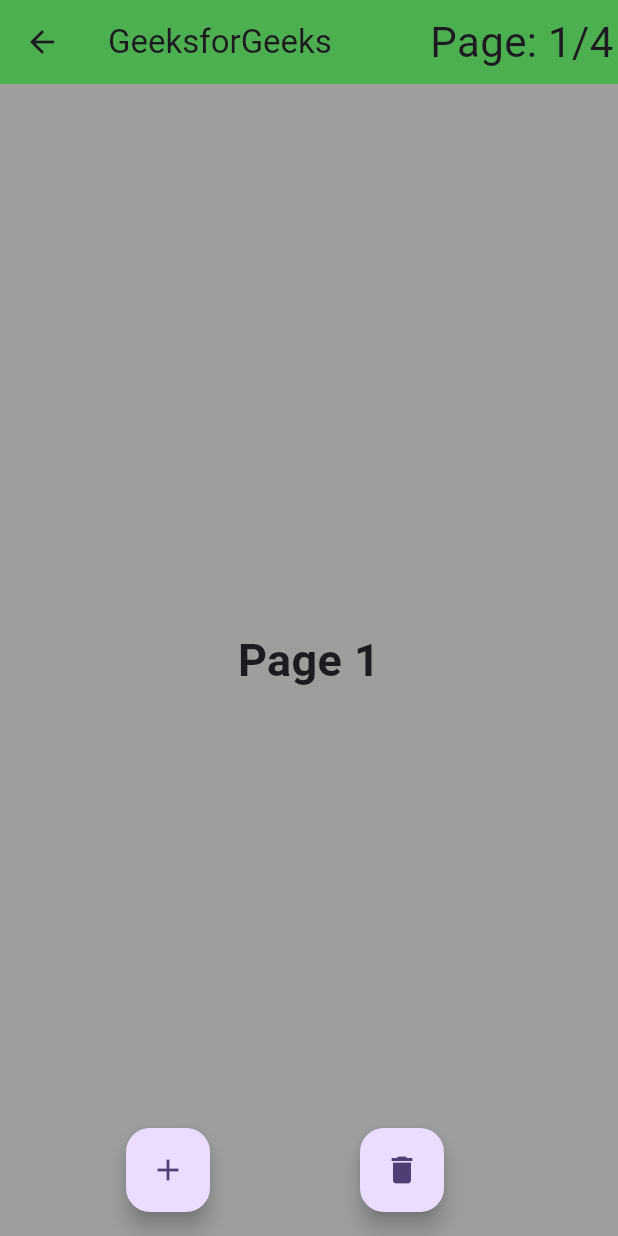
After one commit to nazmulnabil/flutter_learning, a Flutter app: the PageViewOne screen opened directly, after a tap on the "add" icon, after a tap on the "delete" icon, on a phone screen of 412 x 824 dp. The commit adds this screen. Run offline on Flutter 3.47's test engine with Material 2 defaults, Android fonts, the phone set to English and light mode, and no system bars.

Commit message:
page view added

```diff
--- a/assets/category_with_subcategory.json
+++ b/assets/category_with_subcategory.json
@@ -3,7 +3,9 @@
         "id": 1,
         "name": "List",
         "subitem": [
-            {   "subItemId": 1,
+
+            {
+                "subItemId": 1,
                 "name": "List 1"
             },
             {   "subItemId": 2,
--- /dev/null
+++ b/lib/pageview/page_view_1.dart
@@ -0,0 +1,98 @@
+import 'package:flutter/material.dart';
+
+
+
+class PageViewOne extends StatefulWidget {
+  const PageViewOne({super.key});
+
+  @override
+  PageViewOneState createState() => PageViewOneState();
+}
+
+class PageViewOneState extends State<PageViewOne> {
+
+  PageController controller=PageController();
+  final List<Widget> _list=<Widget>[
+     Center(child: Pages(text: "Page 1",)),
+     Center(child: Pages(text: "Page 2",)),
+     Center(child: Pages(text: "Page 3",)),
+     Center(child: Pages(text: "Page 4",))
+  ];
+  int _curr=0;
+
+  @override
+  Widget build(BuildContext context) {
+    return Scaffold(
+        backgroundColor: Colors.grey,
+        appBar:AppBar(
+          title: const Text("GeeksforGeeks"),
+          backgroundColor: Colors.green,
+          actions: <Widget>[
+            Padding(
+              padding: const EdgeInsets.all(3.0),
+              child: Text(
+                "Page: ${_curr+1}/${_list.length}",textScaleFactor: 2,),
+            )
+          ],),
+        body: PageView(
+          scrollDirection: Axis.horizontal,
+
+          // reverse: true,
+          // physics: BouncingScrollPhysics(),
+          controller: controller,
+          onPageChanged: (num){
+            setState(() {
+              _curr=num;
+            });
+          },
+          children:
+          _list,
+        ),
+        floatingActionButton:Row(
+            mainAxisAlignment: MainAxisAlignment.spaceEvenly,
+            children:<Widget>[
+              FloatingActionButton(
+                  onPressed: () {
+                    setState(() {
+                      _list.add(
+                         const Center(child:  Text(
+                            "New page", style:  TextStyle(fontSize: 35.0))),
+                      );
+                    });
+                    if(_curr!=_list.length-1) {
+                      controller.jumpToPage(_curr+1);
+                    } else {
+                      controller.jumpToPage(0);
+                    }
+                  },
+                  child:const Icon(Icons.add)),
+              FloatingActionButton(
+                  onPressed: (){
+                    _list.removeAt(_curr);
+                    setState(() {
+                      controller.jumpToPage(_curr-1);
+                    });
+                  },
+                  child:const Icon(Icons.delete)),
+            ]
+        )
+    );
+  }
+}
+
+class Pages extends StatelessWidget {
+  final text;
+   Pages({this.text});
+  @override
+  Widget build(BuildContext context) {
+    return Center(
+      child: Column(
+          mainAxisAlignment: MainAxisAlignment.center,
+          children:<Widget>[
+            Text(text,textAlign: TextAlign.center,style: const TextStyle(
+                fontSize: 30,fontWeight:FontWeight.bold),),
+          ]
+      ),
+    );
+  }
+}
--- a/lib/sub_categories.dart
+++ b/lib/sub_categories.dart
@@ -3,6 +3,7 @@ import 'package:flutter_learning/database_1.dart';
 import 'package:flutter_learning/details_page.dart';
 import 'package:flutter_learning/grid_1.dart';
 import 'package:flutter_learning/list_1.dart';
+import 'package:flutter_learning/pageview/page_view_1.dart';
 
 import 'models/cateory_model.dart';
 
@@ -63,6 +64,13 @@ class SubCategories extends StatelessWidget {
                     ),
                   );
                 }
+                else if(id==6 &&subcategory.subItemId==1) {
+                  Navigator.of(context).push(
+                    MaterialPageRoute(
+                      builder: (context) =>  const PageViewOne(),
+                    ),
+                  );
+                }
                 //
               },
               // You can customize ListTile onTap to perform actions.
```
